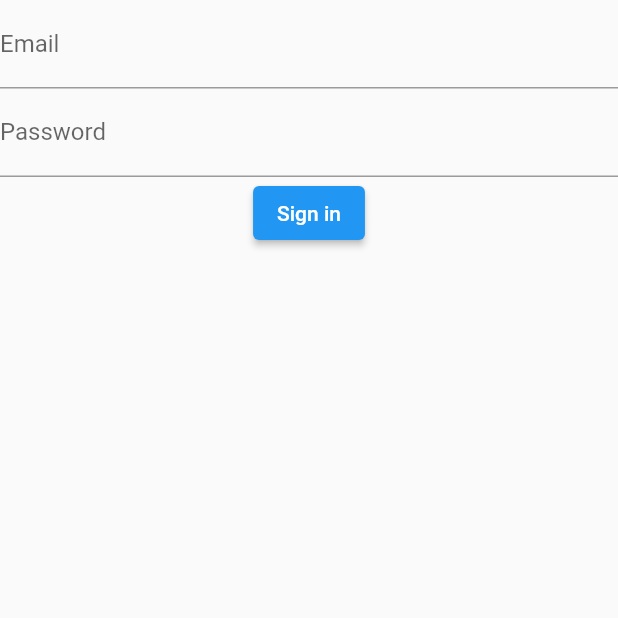
After one commit to Flolpb/E-Commerce-B2DEV, a Flutter app: the SignInPage screen opened directly, on a phone screen of 412 x 824 dp, the top half of it. The commit adds this screen. Run offline on Flutter 3.47's test engine with Material 2 defaults, Android fonts, the phone set to English and light mode, and no system bars; our stand-ins replace firebase_auth, firebase_core; accounts and stored records are empty; network calls fail.

Commit message:
ajout de connexion et d'inscription

```diff
--- /dev/null
+++ b/E-Commerce_App/lib/screens/account_navbar.dart
@@ -0,0 +1,45 @@
+
+import 'package:firebase_auth/firebase_auth.dart';
+import 'package:first_project/services/authentication_service.dart';
+import 'package:flutter/material.dart';
+import 'package:provider/provider.dart';
+
+
+
+class SignInPage extends StatelessWidget{
+  final TextEditingController emailController = TextEditingController();
+  final TextEditingController passwordController = TextEditingController();
+
+  @override
+  Widget build(BuildContext context) {
+    FirebaseAuth _firebaseAuth = FirebaseAuth.instance;
+
+    return Scaffold(
+      body: Column(
+        children: [
+          TextField(
+            controller: emailController,
+            decoration: InputDecoration(
+              labelText: "Email",
+            ),
+          ),
+          TextField(
+            controller: passwordController,
+            decoration: InputDecoration(
+              labelText: "Password",
+            ),
+          ),
+          ElevatedButton(
+            onPressed: () {
+              AuthenticationService(_firebaseAuth).signIn(
+                    email: emailController.text.trim(),
+                    password: passwordController.text.trim(),
+                  );
+            },
+            child: Text("Sign in"),
+          )
+        ],
+      ),
+    );
+  }
+}
--- a/E-Commerce_App/lib/screens/favorite_screen.dart
+++ b/E-Commerce_App/lib/screens/favorite_screen.dart
@@ -11,8 +11,8 @@ class FavoriteScreen extends StatefulWidget{
 class _FavoriteScreenState extends State<FavoriteScreen>{
   @override
   Widget build(BuildContext context){
-    return Scaffold(
-      body: Center(
+    return Container(
+      child: Center(
         child: Text("Page favoris")
       ),
     );
--- a/E-Commerce_App/lib/screens/home_screen.dart
+++ b/E-Commerce_App/lib/screens/home_screen.dart
@@ -1,4 +1,5 @@
 
+import 'package:first_project/main.dart';
 import 'package:first_project/screens/favorite_screen.dart';
 import 'package:flutter/material.dart';
 
@@ -14,13 +15,6 @@ class HomeScreen extends StatefulWidget{
 class _HomeScreenState extends State<HomeScreen> {
   int _selectedIndex = 0;
 
-  @override
-  void initState(){
-    super.initState();
-    setState(() {
-      _selectedIndex = 0;
-    });
-  }
 
   @override
   void dispose(){
@@ -42,15 +36,11 @@ class _HomeScreenState extends State<HomeScreen> {
       style: optionStyle,
     ),
     FavoriteScreen(),
-
     Text(
       'Index 2: Shop',
       style: optionStyle,
     ),
-    Text(
-      'Index 3: Compte',
-      style: optionStyle,
-    ),
+    Authenticate()
   ];
 
   @override
--- /dev/null
+++ b/E-Commerce_App/lib/services/authentication_service.dart
@@ -0,0 +1,31 @@
+import 'package:firebase_auth/firebase_auth.dart';
+
+
+class AuthenticationService {
+
+  final FirebaseAuth _firebaseAuth;
+  AuthenticationService(this._firebaseAuth);
+
+  Stream<User?> get authState => _firebaseAuth.idTokenChanges();
+
+  Stream<User?> get authStateChanges => _firebaseAuth.authStateChanges();
+
+  Future<String?> signIn({required String email, required String password}) async {
+    try{
+      await _firebaseAuth.signInWithEmailAndPassword(email: email, password: password);
+      return "Signed in";
+    }on FirebaseAuthException catch(e){
+      return e.message;
+    }
+  }
+  Future<String?> signUp({required String email, required String password}) async {
+    try{
+      await _firebaseAuth.createUserWithEmailAndPassword(email: email, password: password);
+      return 'Signed up';
+    }on FirebaseAuthException catch(e){
+      return e.message;
+    }
+  }
+
+
+}
--- a/E-Commerce_App/pubspec.yaml
+++ b/E-Commerce_App/pubspec.yaml
@@ -29,6 +29,9 @@ dependencies:
   # Use with the CupertinoIcons class for iOS style icons.
   cupertino_icons: ^1.0.2
   flutter_bloc: ^7.0.1
+  firebase_core: ^1.3.0
+  firebase_auth: ^1.4.1
+  provider: ^5.0.0
 
 dev_dependencies:
   flutter_test:
```
Also changed, not shown: E-Commerce_App/lib/main.dart (+112 -33 lines), E-Commerce_App/pubspec.lock, 3 other files.
